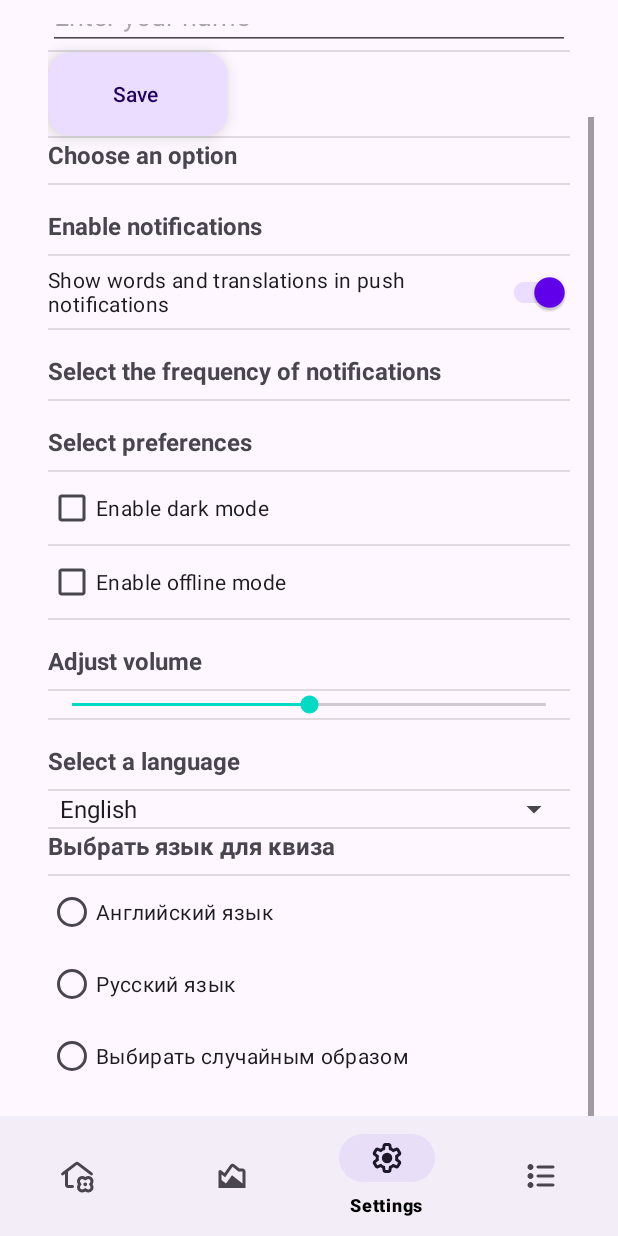
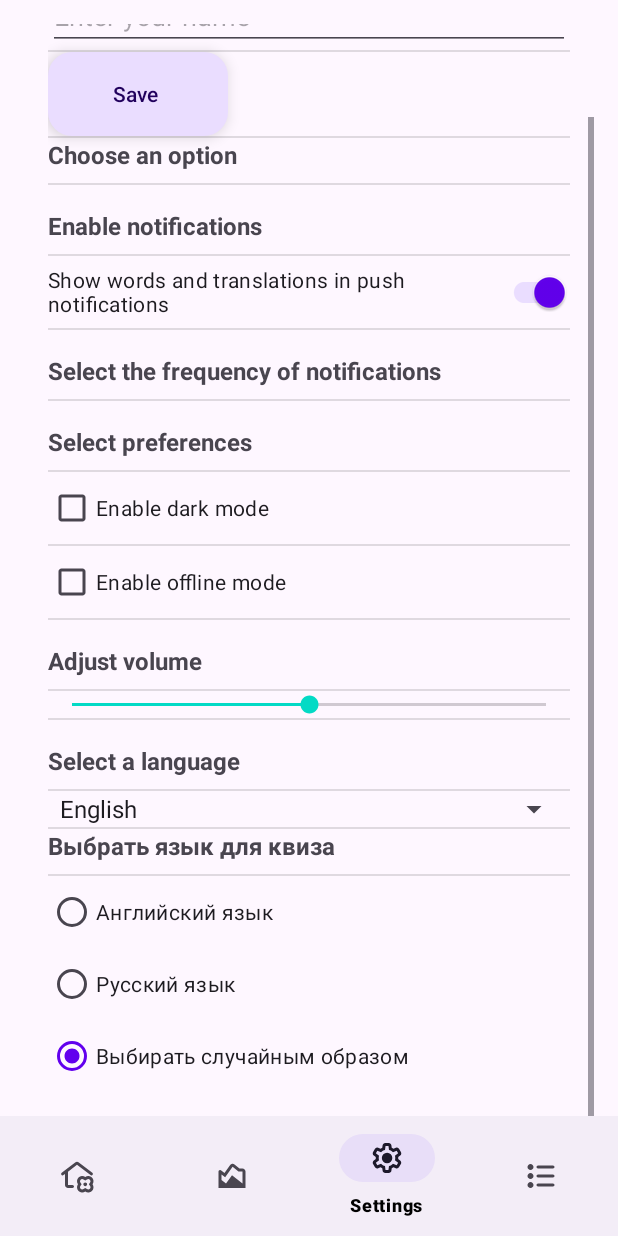
Before and after one commit to baygildin/PushWords, an Android app: the screen it shows after launch (MainActivity), item 3 of the bottom bar chosen, scrolled down 86 dp, on a phone screen of 412 x 824 dp. Run offline under Robolectric (Android 15) with nearby library versions, the phone set to English and light mode, and no system bars; our stand-ins replace Dagger/Hilt's generated code, Room's generated code, navigation-ui; libraries missing offline, so code that uses them is left out: androidx.hilt.work, com.github.mikephil.charting; 1 statement that could not run was skipped.

Commit message:
Исправлял Диаграмму. Пока не стыкуются дни недели со столбиками. Возможно дело в библиотеке. Добавил возможность выбора языка для загадывания квиза в настройках, по умолчанию рандом.

```diff
--- a/data/di/src/main/java/com/sbaygildin/pushwords/data/di/AppPreferencesManager.kt
+++ b/data/di/src/main/java/com/sbaygildin/pushwords/data/di/AppPreferencesManager.kt
@@ -25,6 +25,7 @@ class AppPreferencesManager @Inject constructor(@ApplicationContext context: Con
     companion object {
         val DARK_MODE_KEY = booleanPreferencesKey("dark_mode")
         val LANGUAGE_KEY = stringPreferencesKey("language")
+        val LANGUAGE_FOR_RIDDLE_KEY = stringPreferencesKey("language_for_riddle")
         val NOTIFICATIONS_KEY = booleanPreferencesKey("notifications")
         val VOLUME_KEY = floatPreferencesKey("volume_level")
         val USERNAME_KEY = stringPreferencesKey("user_name")
@@ -49,6 +50,9 @@ class AppPreferencesManager @Inject constructor(@ApplicationContext context: Con
     val userNameFlow: Flow<String> = dataStore.data.map { preferences ->
         preferences[USERNAME_KEY] ?: ""
     }
+    val languageForRiddlesFlow: Flow<String> = dataStore.data.map { preferences ->
+        preferences[LANGUAGE_FOR_RIDDLE_KEY] ?: "random"
+    }
 
     suspend fun setDarkMode(enabled: Boolean) {
         dataStore.edit { preferences ->
@@ -59,6 +63,12 @@ class AppPreferencesManager @Inject constructor(@ApplicationContext context: Con
     suspend fun setLanguage(language: String) {
         dataStore.edit { preferences ->
             preferences[LANGUAGE_KEY] = language
+        }
+    }
+
+    suspend fun saveLanguageForRiddles(language: String) {
+        dataStore.edit { preferences ->
+            preferences[LANGUAGE_FOR_RIDDLE_KEY] = language
         }
     }
 
--- a/data/di/src/main/java/com/sbaygildin/pushwords/data/di/ProgressDataDao.kt
+++ b/data/di/src/main/java/com/sbaygildin/pushwords/data/di/ProgressDataDao.kt
@@ -4,28 +4,26 @@ import androidx.room.Dao
 import androidx.room.Insert
 import androidx.room.Query
 import com.sbaygildin.pushwords.data.model.DailyAverage
-import com.sbaygildin.pushwords.data.model.HourlyAverage
 import com.sbaygildin.pushwords.data.model.ProgressData
 
 
 @Dao
 interface ProgressDataDao {
 
-    // Агрегация по часам для правильных и неправильных ответов
-    @Query("""
-        SELECT strftime('%H', datetime(timestamp / 1000, 'unixepoch')) AS hour,
-               SUM(correctAnswers) AS avgCorrect,
-               SUM(wrongAnswers) AS avgWrong
-        FROM progress_data
-        WHERE timestamp BETWEEN :startTimestamp AND :endTimestamp
-        GROUP BY hour
-        ORDER BY hour
-    """)
-    suspend fun getHourlyAverages(startTimestamp: Long, endTimestamp: Long): List<HourlyAverage>
+
 
     // Агрегация по дням для правильных и неправильных ответов за последние 7 дней
+//    @Query("""
+//        SELECT strftime('%d', datetime(timestamp / 1000, 'unixepoch')) AS day,
+//               SUM(correctAnswers) AS avgCorrect,
+//               SUM(wrongAnswers) AS avgWrong
+//        FROM progress_data
+//        WHERE timestamp BETWEEN :startTimestamp AND :endTimestamp
+//        GROUP BY day
+//        ORDER BY day
+//    """)
     @Query("""
-        SELECT strftime('%d', datetime(timestamp / 1000, 'unixepoch')) AS day,
+    SELECT strftime('%w', datetime(timestamp / 1000, 'unixepoch')) AS day,
            SUM(correctAnswers) AS avgCorrect,
            SUM(wrongAnswers) AS avgWrong
     FROM progress_data
@@ -33,6 +31,16 @@ interface ProgressDataDao {
     GROUP BY day
     ORDER BY day
 """)
+//    @Query("""
+//    SELECT strftime('%Y-%m-%d', datetime(timestamp / 1000, 'unixepoch')) AS day,
+//       SUM(correctAnswers) AS avgCorrect,
+//       SUM(wrongAnswers) AS avgWrong
+//FROM progress_data
+//WHERE timestamp BETWEEN :startTimestamp AND :endTimestamp
+//GROUP BY day
+//ORDER BY day
+//
+//""")
     suspend fun getDailyAverages(startTimestamp: Long, endTimestamp: Long): List<DailyAverage>
 
     @Insert
--- a/data/di/src/main/java/com/sbaygildin/pushwords/data/di/ProgressRepository.kt
+++ b/data/di/src/main/java/com/sbaygildin/pushwords/data/di/ProgressRepository.kt
@@ -1,7 +1,6 @@
 package com.sbaygildin.pushwords.data.di
 
 import com.sbaygildin.pushwords.data.model.DailyAverage
-import com.sbaygildin.pushwords.data.model.HourlyAverage
 import com.sbaygildin.pushwords.data.model.ProgressData
 import kotlinx.coroutines.Dispatchers
 import kotlinx.coroutines.withContext
@@ -13,10 +12,6 @@ class ProgressRepository @Inject constructor(private val progressDataDao: Progre
         progressDataDao.insertProgressData(progressData)
     }
 
-    suspend fun getHourlyAverages(startTimestamp: Long, endTimestamp: Long): List<HourlyAverage> = withContext(Dispatchers.IO) {
-        progressDataDao.getHourlyAverages(startTimestamp, endTimestamp)
-    }
-
     suspend fun getDailyAverages(startTimestamp: Long, endTimestamp: Long): List<DailyAverage> = withContext(Dispatchers.IO) {
         progressDataDao.getDailyAverages(startTimestamp, endTimestamp)
     }
--- a/data/model/src/main/java/com/sbaygildin/pushwords/data/model/HourlyAverage.kt
+++ /dev/null
@@ -1,3 +0,0 @@
-package com.sbaygildin.pushwords.data.model
-
-data class HourlyAverage(val hour: String, val avgCorrect: Float, val avgWrong: Float)
--- a/data/model/src/main/java/com/sbaygildin/pushwords/data/model/ProgressData.kt
+++ b/data/model/src/main/java/com/sbaygildin/pushwords/data/model/ProgressData.kt
@@ -3,7 +3,6 @@ package com.sbaygildin.pushwords.data.model
 
 import androidx.room.Entity
 import androidx.room.PrimaryKey
-import java.util.*
 
 @Entity(tableName = "progress_data")
 data class ProgressData(
--- a/feature/home/src/main/java/com/sbaygildin/pushwords/home/HomeViewModel.kt
+++ b/feature/home/src/main/java/com/sbaygildin/pushwords/home/HomeViewModel.kt
@@ -1,6 +1,5 @@
 package com.sbaygildin.pushwords.home
 
-import androidx.lifecycle.LiveData
 import androidx.lifecycle.ViewModel
 import androidx.lifecycle.viewModelScope
 import com.sbaygildin.pushwords.data.di.AppPreferencesManager
@@ -27,6 +26,8 @@ class HomeViewModel @Inject constructor(
     var guessedRightAway = 0 //Количество угаданных ответов с первого раза
     var learnedWords = 0 //Количество новых изученных слов. isLearned должен быть false  у них
     var  wordCache: List<WordTranslation> = emptyList()
+    //Сделай Массив, чтоб быстрее работало. Все равно знаешь размер
+    val languageForRiddles: Flow<String> = preferencesManager.languageForRiddlesFlow
 
 
 
@@ -44,14 +45,6 @@ class HomeViewModel @Inject constructor(
     fun getCachedWords(): List<WordTranslation> {
         return wordCache
     }
-    suspend fun getUnlearnedWords() = wordTranslationDao.getUnlearnedWords()
-
-
-    fun getAllWords(): Flow<List<WordTranslation>> = wordTranslationDao.getAllWordTranslations()
-
-
-
-
     fun recordProgressData(correct: Int, wrong: Int, guessedRightAway: Int, learnedWords: Int) {
         viewModelScope.launch {
             val progressData = ProgressData(
--- a/feature/home/src/main/res/layout/fragment_home.xml
+++ b/feature/home/src/main/res/layout/fragment_home.xml
@@ -46,6 +46,7 @@
             android:text="Word to guess"
             android:textSize="22sp"
             android:textStyle="bold"
+            android:visibility="invisible"
             app:layout_constraintEnd_toEndOf="parent"
             app:layout_constraintStart_toStartOf="parent"
             app:layout_constraintTop_toBottomOf="@+id/tv_lets_start_quiz" />
--- a/feature/progress/src/main/java/com/sbaygildin/pushwords/progress/ProgressViewModel.kt
+++ b/feature/progress/src/main/java/com/sbaygildin/pushwords/progress/ProgressViewModel.kt
@@ -10,7 +10,7 @@ import javax.inject.Inject
 @HiltViewModel
 class ProgressViewModel @Inject constructor(
     preferencesManager: AppPreferencesManager,
-    private val progressRepository: ProgressRepository,
+    private val progressRepository: ProgressRepository
 ) : ViewModel() {
 
     val userName: Flow<String> = preferencesManager.userNameFlow
--- a/feature/progress/src/main/res/values/strings.xml
+++ b/feature/progress/src/main/res/values/strings.xml
@@ -1,4 +1,11 @@
 <?xml version="1.0" encoding="utf-8"?>
 <resources>
     <string name="app_name">PushWords</string>
+    <string name="Mo">Пн</string>
+    <string name="Tu">Вт</string>
+    <string name="We">Ср</string>
+    <string name="Th">Чт</string>
+    <string name="Fr">Пт</string>
+    <string name="Sa">Сб</string>
+    <string name="Su">Вс</string>
 </resources>
--- a/feature/settings/src/main/java/com/sbaygildin/pushwords/settings/SettingsFragment.kt
+++ b/feature/settings/src/main/java/com/sbaygildin/pushwords/settings/SettingsFragment.kt
@@ -8,7 +8,6 @@ import android.view.ViewGroup
 import android.widget.AdapterView
 import android.widget.ArrayAdapter
 import android.widget.SeekBar
-import androidx.core.widget.addTextChangedListener
 import androidx.fragment.app.Fragment
 import androidx.lifecycle.Lifecycle
 import androidx.lifecycle.lifecycleScope
@@ -17,8 +16,6 @@ import com.sbaygildin.pushwords.settings.databinding.FragmentSettingsBinding
 import dagger.hilt.android.AndroidEntryPoint
 import kotlinx.coroutines.flow.collectLatest
 import kotlinx.coroutines.launch
-import org.intellij.lang.annotations.Language
-import java.util.Locale
 
 @AndroidEntryPoint
 class SettingsFragment : Fragment() {
@@ -75,6 +72,15 @@ class SettingsFragment : Fragment() {
                         binding.tvUserNameDisplay.text = "Ваше имя: $name"
                     }
                 }
+                launch {
+                    viewModel.languageForRiddles.collectLatest { languageForRiddles ->
+                        when (languageForRiddles) {
+                            "originalLanguage" -> binding.radioOptionOriginalLanguage.isChecked = true
+                            "translationLanguage" -> binding.radioOptionTranslationLanguage.isChecked = true
+                            else -> binding.radioOptionRandomLanguage.isChecked = true
+                        }
+                    }
+                }
 
             }
         }
@@ -112,6 +118,14 @@ class SettingsFragment : Fragment() {
                 binding.edittextUserName.setText("")
             }
         }
+        binding.radioGroupLanguageForRiddles.setOnCheckedChangeListener { _, checkId ->
+            val selectedLanguage = when (checkId) {
+                R.id.radio_option_original_language -> "originalLanguage"
+                R.id.radio_option_translation_language -> "translationLanguage"
+                else -> "random"
+            }
+            viewModel.setLanguageForRiddles(selectedLanguage)
+        }
 
 
 
--- a/feature/settings/src/main/java/com/sbaygildin/pushwords/settings/SettingsViewModel.kt
+++ b/feature/settings/src/main/java/com/sbaygildin/pushwords/settings/SettingsViewModel.kt
@@ -20,6 +20,7 @@ class SettingsViewModel @Inject constructor(
     val language: Flow<String> = preferencesManager.languageFlow
     val notifications: Flow<Boolean> = preferencesManager.notificationsFlow
     val volume: Flow<Float> = preferencesManager.volumeFlow
+    val languageForRiddles: Flow<String> = preferencesManager.languageForRiddlesFlow
 
     //    val userName: Flow<String> = preferencesManager.userNameFlow
     val userName: StateFlow<String?> = preferencesManager.userNameFlow.stateIn(
@@ -35,6 +36,11 @@ class SettingsViewModel @Inject constructor(
     fun setLanguage(language: String) {
         viewModelScope.launch {
             preferencesManager.setLanguage(language)
+        }
+    }
+    fun setLanguageForRiddles(language: String) {
+        viewModelScope.launch {
+            preferencesManager.saveLanguageForRiddles(language)
         }
     }
 
--- a/feature/settings/src/main/res/layout/fragment_settings.xml
+++ b/feature/settings/src/main/res/layout/fragment_settings.xml
@@ -130,17 +130,21 @@
             android:textStyle="bold"
             android:paddingBottom="8dp"/>
         <!--  RadioGroup with RadioButtons  -->
-        <RadioGroup android:layout_width="match_parent" android:layout_height="wrap_content" android:orientation="vertical">
+        <RadioGroup
+            android:id="@+id/radio_group_language_for_riddles"
+            android:layout_width="match_parent"
+            android:layout_height="wrap_content"
+            android:orientation="vertical">
             <RadioButton
-                android:id="@+id/radio_option1"
+                android:id="@+id/radio_option_original_language"
                 android:layout_width="wrap_content"
                 android:layout_height="wrap_content"
                 android:text="Английский язык"/>
-            <RadioButton android:id="@+id/radio_option2"
+            <RadioButton android:id="@+id/radio_option_translation_language"
                 android:layout_width="wrap_content"
                 android:layout_height="wrap_content"
                 android:text="Русский язык"/>
-            <RadioButton android:id="@+id/radio_option3"
+            <RadioButton android:id="@+id/radio_option_random_language"
                 android:layout_width="wrap_content"
                 android:layout_height="wrap_content"
                 android:layout_marginBottom="64dp"
```
Also changed, not shown: data/model/src/main/java/com/sbaygildin/pushwords/data/model/TenMinuteAverage.kt (deleted, +0 -7 lines), feature/home/src/main/java/com/sbaygildin/pushwords/home/HomeFragment.kt (+22 -20 lines), feature/progress/src/main/java/com/sbaygildin/pushwords/progress/ProgressFragment.kt (+73 -29 lines), 1 other file. Lines whose indentation alone changed are shown as unchanged.
